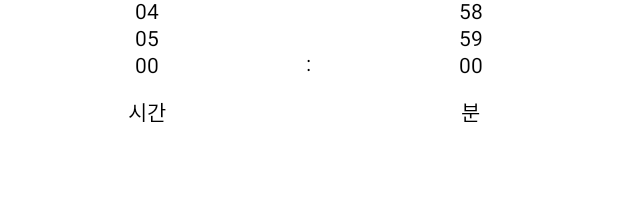
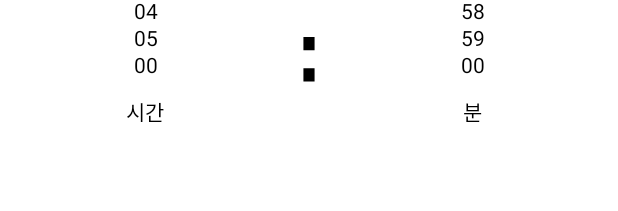
Before and after one commit to Nexters/Ggaebiz-Android, an Android app built with Jetpack Compose: the @Preview function GaeBizTimePickerPreview, on a phone screen of 412 x 824 dp. Shown: the top 211 px of the screen. Run offline under Robolectric (Android 15) with nearby library versions, the phone set to English and light mode, and no system bars; Roboto replaces fonts that are not available here.

Commit message:
[refactor] colon 아이콘 추가 및 디자인시스템으로 분리

```diff
--- a/app/src/main/java/com/ggaebiz/ggaebiz/presentation/designsystem/component/icon/GaeBizIcon.kt
+++ b/app/src/main/java/com/ggaebiz/ggaebiz/presentation/designsystem/component/icon/GaeBizIcon.kt
@@ -17,4 +17,8 @@ object GaeBizIcon {
     val icPolygon: ImageVector
         @Composable
         get() = ImageVector.vectorResource(R.drawable.ic_polygon)
+
+    val icColon : ImageVector
+        @Composable
+        get() = ImageVector.vectorResource(R.drawable.icon_colon)
 }
--- /dev/null
+++ b/app/src/main/java/com/ggaebiz/ggaebiz/presentation/designsystem/component/timer/TimerColon.kt
@@ -0,0 +1,55 @@
+package com.ggaebiz.ggaebiz.presentation.designsystem.component.timer
+
+import androidx.compose.foundation.layout.Box
+import androidx.compose.foundation.layout.height
+import androidx.compose.foundation.layout.padding
+import androidx.compose.foundation.layout.width
+import androidx.compose.material3.Icon
+import androidx.compose.runtime.Composable
+import androidx.compose.ui.Alignment
+import androidx.compose.ui.Modifier
+import androidx.compose.ui.unit.dp
+import com.ggaebiz.ggaebiz.presentation.designsystem.component.icon.GaeBizIcon
+import com.ggaebiz.ggaebiz.presentation.designsystem.theme.GaeBizTheme
+
+
+@Composable
+private fun TimerColon(
+    modifier: Modifier = Modifier,
+    isBlack : Boolean = true
+){
+    val tineColor = if (isBlack) GaeBizTheme.colors.black else GaeBizTheme.colors.white
+    Box(
+        modifier = modifier
+    ) {
+        Icon(
+            modifier = Modifier.align(Alignment.TopCenter),
+            imageVector = GaeBizIcon.icColon,
+            tint = tineColor,
+            contentDescription = ""
+        )
+    }
+}
+
+@Composable
+fun TimerLargeColon(
+    modifier: Modifier = Modifier,
+    isBlack: Boolean = true
+
+){
+    TimerColon(
+        modifier = modifier.padding(horizontal = 16.dp).width(13.dp).height(52.dp),
+        isBlack = isBlack
+    )
+}
+
+@Composable
+fun TimerSmallColon(
+    modifier: Modifier = Modifier,
+    isBlack: Boolean = true
+){
+    TimerColon(
+        modifier = modifier.padding(horizontal = 8.dp).width(8.dp).height(35.dp),
+        isBlack = isBlack
+    )
+}
--- a/app/src/main/java/com/ggaebiz/ggaebiz/presentation/designsystem/theme/Type.kt
+++ b/app/src/main/java/com/ggaebiz/ggaebiz/presentation/designsystem/theme/Type.kt
@@ -128,12 +128,14 @@ val Typography = GaeBizTypography(
         fontFamily = ZuumeFont,
         fontWeight = FontWeight.Bold,
         fontSize = 80.sp,
-        lineHeight = 84.sp
+        lineHeight = 84.sp,
+        letterSpacing = 4.sp
     ),
     timer2 = TextStyle(
         fontFamily = ZuumeFont,
         fontWeight = FontWeight.SemiBold,
-        fontSize = 52.sp
+        fontSize = 52.sp,
+        letterSpacing = (0.5).sp
     ),
     timer3 = TextStyle(
         fontFamily = ZuumeFont,
--- a/app/src/main/java/com/ggaebiz/ggaebiz/presentation/designsystem/ui/TImePicker.kt
+++ b/app/src/main/java/com/ggaebiz/ggaebiz/presentation/designsystem/ui/TImePicker.kt
@@ -1,5 +1,6 @@
 package com.ggaebiz.ggaebiz.presentation.designsystem.ui
 
+import androidx.compose.foundation.border
 import androidx.compose.foundation.layout.Arrangement
 import androidx.compose.foundation.layout.Column
 import androidx.compose.foundation.layout.Row
@@ -22,6 +23,7 @@ import com.ggaebiz.ggaebiz.R
 import com.ggaebiz.ggaebiz.presentation.designsystem.component.picker.GaeBizPicker
 import com.ggaebiz.ggaebiz.presentation.designsystem.component.picker.PickerState
 import com.ggaebiz.ggaebiz.presentation.designsystem.component.picker.rememberPickerState
+import com.ggaebiz.ggaebiz.presentation.designsystem.component.timer.TimerSmallColon
 import com.ggaebiz.ggaebiz.presentation.designsystem.theme.GaeBizTheme
 
 @Composable
@@ -76,15 +78,9 @@ fun GaeBizTimePicker(
                 )
             }
 
-            Column(modifier = Modifier.padding(horizontal = 8.dp)) {
-                Text(
-                    text = ":",
-                    style = GaeBizTheme.typography.timer2,
-                )
-                Spacer(
-                    Modifier.height(GaeBizTheme.typography.body2SemiBold.fontSize.value.dp + 12.dp),
-                )
-            }
+            TimerSmallColon(
+                modifier = Modifier.padding(bottom = GaeBizTheme.typography.body2SemiBold.fontSize.value.dp + 12.dp)
+            )
 
             Column(modifier = Modifier.weight(0.5f)) {
                 GaeBizPicker(
--- /dev/null
+++ b/app/src/main/res/drawable/icon_colon.xml
@@ -0,0 +1,9 @@
+<vector xmlns:android="http://schemas.android.com/apk/res/android"
+    android:width="14dp"
+    android:height="52dp"
+    android:viewportWidth="14"
+    android:viewportHeight="52">
+  <path
+      android:pathData="M0.5,15.496V0H13.5V15.496H0.5ZM0.5,52V36.504H13.5V52H0.5Z"
+      android:fillColor="#000000"/>
+</vector>
```
Also changed, not shown: app/src/main/java/com/ggaebiz/ggaebiz/presentation/designsystem/component/timer/Timer.kt (+7 -11 lines).
